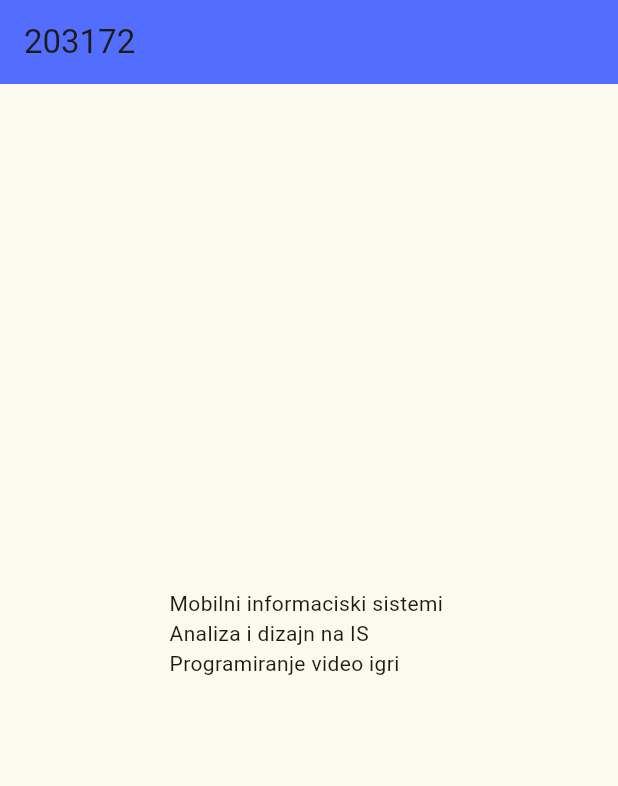
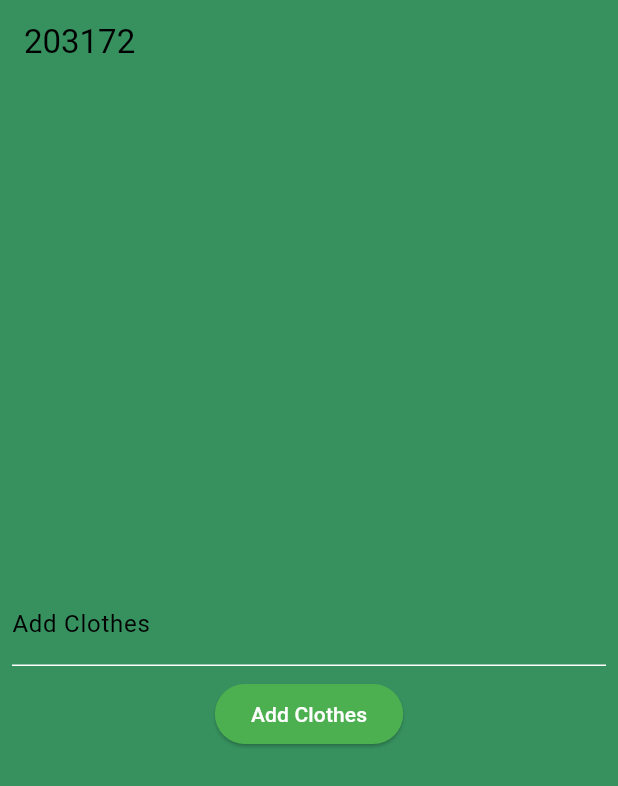
Before and after one commit to MarioJovanovski/flutter1, a Flutter app: the screen it shows after launch, on a phone screen of 412 x 824 dp. Shown: the top 786 px of the screen. Run offline on Flutter 3.47's test engine with Material 3 defaults, Android fonts, the phone set to English and light mode, and no system bars.

Commit message:
lab2 finished

```diff
--- a/lib/main.dart
+++ b/lib/main.dart
@@ -5,15 +5,17 @@ void main() {
 }
 
 class MyApp extends StatelessWidget {
-  const MyApp({super.key});
+  const MyApp({Key? key});
 
-  // This widget is the root of your application.
   @override
   Widget build(BuildContext context) {
     return MaterialApp(
       title: 'Flutter Demo',
       theme: ThemeData(
-        colorScheme: ColorScheme.fromSeed(seedColor: Colors.lime),
+        primarySwatch: Colors.blue,
+        hintColor: Colors.green,
+        backgroundColor: Colors.grey[200],
+        colorScheme: ColorScheme.fromSwatch(primarySwatch: Colors.blue),
         useMaterial3: true,
       ),
       home: const MyHomePage(title: '203172'),
@@ -22,7 +24,7 @@ class MyApp extends StatelessWidget {
 }
 
 class MyHomePage extends StatefulWidget {
-  const MyHomePage({super.key, required this.title});
+  const MyHomePage({Key? key, required this.title});
 
   final String title;
 
@@ -31,11 +33,43 @@ class MyHomePage extends StatefulWidget {
 }
 
 class _MyHomePageState extends State<MyHomePage> {
+  List<String> clothes = [];
+  TextEditingController clothesController = TextEditingController();
+  TextEditingController editController = TextEditingController();
+  int? editingIndex;
 
+  void _addClothes() {
+    setState(() {
+      String newClothes = clothesController.text;
+      if (newClothes.isNotEmpty) {
+        if (editingIndex != null) {
+          // If we are editing, update the existing clothes
+          clothes[editingIndex!] = newClothes;
+          editingIndex = null;
+        } else {
+          // If not editing, add new clothes
+          clothes.add(newClothes);
+        }
+        clothesController.clear();
+      }
+    });
+  }
 
-  void _incrementCounter() {
+  void _deleteClothes(int index) {
     setState(() {
+      clothes.removeAt(index);
+      if (editingIndex == index) {
+        // If we are deleting the currently edited item, reset editingIndex
+        editingIndex = null;
+        editController.clear();
+      }
+    });
+  }
 
+  void _startEditing(int index) {
+    setState(() {
+      editingIndex = index;
+      editController.text = clothes[index];
     });
   }
 
@@ -43,28 +77,108 @@ class _MyHomePageState extends State<MyHomePage> {
   Widget build(BuildContext context) {
     return Scaffold(
       appBar: AppBar(
-        backgroundColor: Colors.indigoAccent,
+        backgroundColor: Color.fromARGB(255, 54, 145, 95),
         title: Text(widget.title),
       ),
-      body: Center(
-        child: Column(
-          mainAxisAlignment: MainAxisAlignment.center,
-          children: <Widget>[
-            const Text(
-              'Mobilni informaciski sistemi \nAnaliza i dizajn na IS \nProgramiranje video igri ',
+      backgroundColor: Color.fromARGB(
+          255, 54, 145, 95), // Set the background color of the entire app
+      body: Column(
+        mainAxisAlignment: MainAxisAlignment.center,
+        children: <Widget>[
+          for (int i = 0; i < clothes.length; i++)
+            Padding(
+              padding: const EdgeInsets.symmetric(vertical: 8.0),
+              child: Container(
+                margin: EdgeInsets.symmetric(horizontal: 8.0),
+                decoration: BoxDecoration(
+                  border: Border.all(
+                      color: Color.fromARGB(255, 218, 149, 22),
+                      width: 2.0), // Add a border
+                  borderRadius: BorderRadius.circular(8.0),
+                  color: Color.fromARGB(255, 218, 149, 22),
+                ),
+                child: ListTile(
+                  title: editingIndex == i
+                      ? TextField(
+                          controller: editController,
+                          decoration:
+                              const InputDecoration(labelText: 'Edit Clothes'),
+                        )
+                      : Text(
+                          clothes[i],
+                          style: TextStyle(color: Color.fromARGB(255, 9, 103, 211)), // Set the text color to blue
+                        ),
+                  trailing: Row(
+                    mainAxisSize: MainAxisSize.min,
+                    children: [
+                      if (editingIndex == i)
+                        Padding(
+                          padding: const EdgeInsets.only(right: 8.0),
+                          child: Container(
+                            decoration: BoxDecoration(
+                              borderRadius: BorderRadius.circular(8.0),
+                              color: Color.fromARGB(255, 6, 240, 84), // Set the background color of the border
+                            ),
+                            child: IconButton(
+                              icon: const Icon(Icons.check,
+                                  color: Color.fromARGB(255, 97, 10, 10)),
+                              onPressed: () => _addClothes(),
+                            ),
+                          ),
+                        ),
+                      if (editingIndex != i)
+                        Padding(
+                          padding: const EdgeInsets.only(right: 8.0),
+                          child: Container(
+                            decoration: BoxDecoration(
+                              borderRadius: BorderRadius.circular(8.0),
+                              color: Color.fromARGB(255, 6, 240, 84), // Set the background color of the border
+                            ),
+                            child: IconButton(
+                              icon: const Icon(Icons.edit,
+                                  color: Color.fromARGB(255, 97, 10, 10)),
+                              onPressed: () => _startEditing(i),
+                            ),
+                          ),
+                        ),
+                      Padding(
+                        padding: const EdgeInsets.only(right: 8.0),
+                        child: Container(
+                          decoration: BoxDecoration(
+                            borderRadius: BorderRadius.circular(8.0),
+                            color: Color.fromARGB(255, 6, 240, 84), // Set the background color of the border
+                          ),
+                          child: IconButton(
+                            icon: const Icon(Icons.delete,
+                                color: Color.fromARGB(255, 97, 10, 10)),
+                            onPressed: () => _deleteClothes(i),
+                          ),
+                        ),
+                      ),
+                    ],
+                  ),
+                ),
+              ),
             ),
-            Text(
-              '',
-              style: Theme.of(context).textTheme.headlineMedium,
+          Padding(
+            padding: const EdgeInsets.all(8.0),
+            child: TextField(
+              controller: clothesController,
+              decoration: const InputDecoration(labelText: 'Add Clothes'),
             ),
-          ],
-        ),
+          ),
+          ElevatedButton(
+            onPressed: _addClothes,
+            style: ElevatedButton.styleFrom(
+              primary: Colors.green, // background color
+            ),
+            child: Text(
+              editingIndex != null ? 'Update Clothes' : 'Add Clothes',
+              style: TextStyle(color: Colors.white),
+            ),
+          ),
+        ],
       ),
-      // floatingActionButton: FloatingActionButton(
-      //   onPressed: _incrementCounter,
-      //   tooltip: 'Increment',
-      //   child: const Icon(Icons.add),
-      // ), // This trailing comma makes auto-formatting nicer for build methods.
     );
   }
 }
```
Also changed, not shown: 1 other file.
